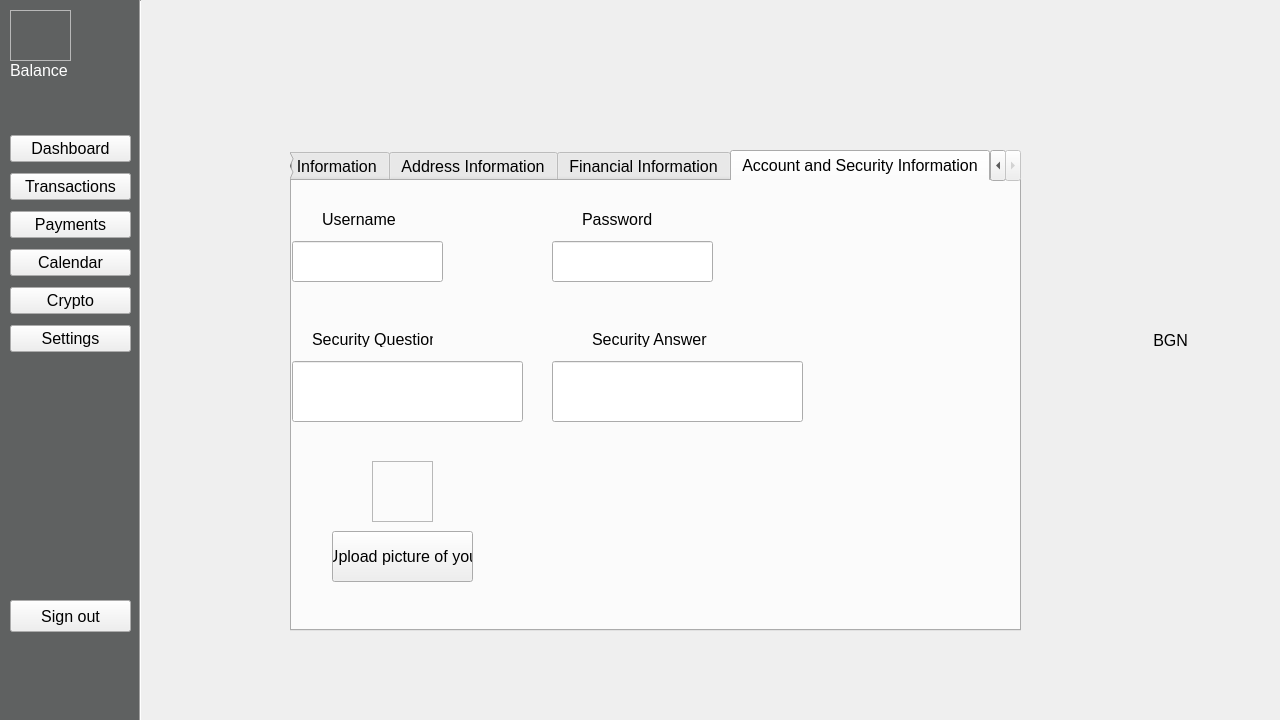
Before: the Qt Designer form forms/mainwindow.ui in IVAndreev21/YRT, drawn with Qt 5.
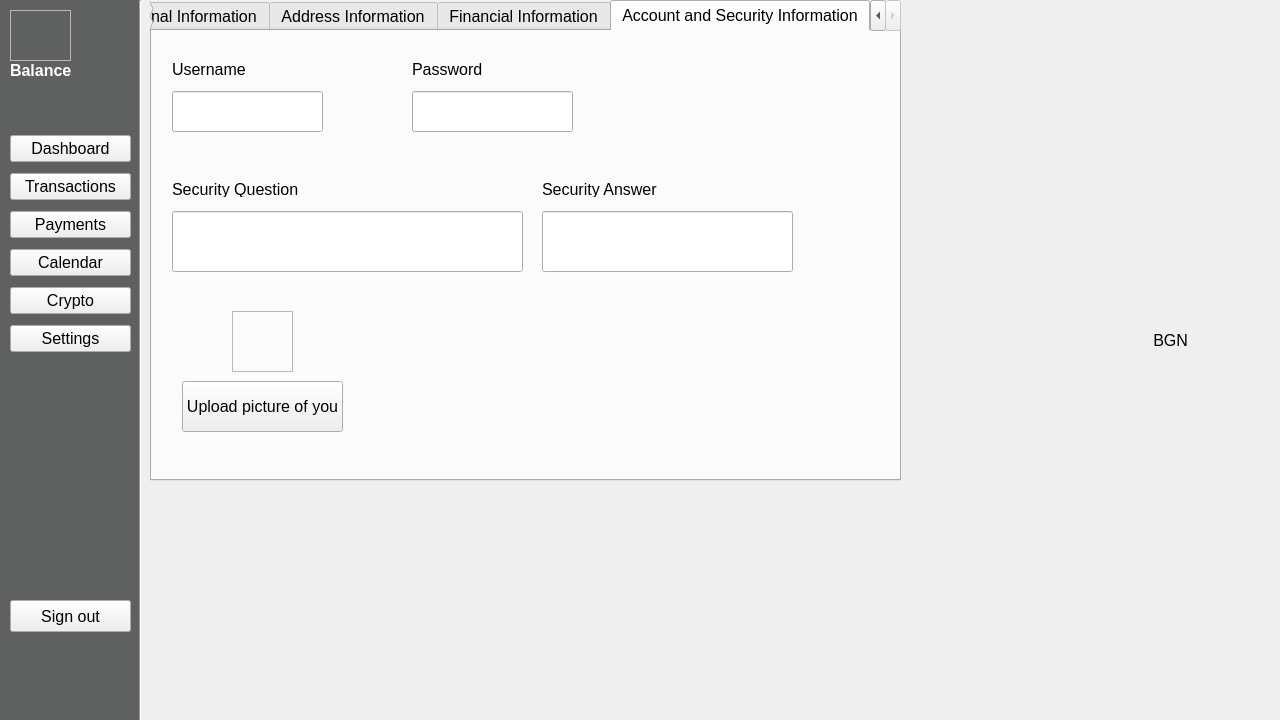
After: the same form once the commit is applied. The open tabs and pages were chosen to show the change. Icons and pictures are not drawn.

```diff
--- a/forms/mainwindow.ui
+++ b/forms/mainwindow.ui
@@ -137,7 +137,7 @@
      <family>Arial</family>
      <pointsize>12</pointsize>
      <italic>false</italic>
-     <bold>false</bold>
+     <bold>true</bold>
     </font>
    </property>
    <property name="styleSheet">
@@ -849,12 +849,15 @@
      </property>
      <property name="geometry">
       <rect>
-       <x>140</x>
-       <y>160</y>
-       <width>731</width>
+       <x>0</x>
+       <y>10</y>
+       <width>751</width>
        <height>481</height>
       </rect>
      </property>
+     <property name="styleSheet">
+      <string notr="true"/>
+     </property>
      <property name="currentIndex">
       <number>3</number>
      </property>
@@ -1273,7 +1276,7 @@
       <widget class="QLabel" name="Username_LA">
        <property name="geometry">
         <rect>
-         <x>30</x>
+         <x>20</x>
          <y>30</y>
          <width>121</width>
          <height>16</height>
@@ -1286,7 +1289,7 @@
       <widget class="QLineEdit" name="Username_LE">
        <property name="geometry">
         <rect>
-         <x>0</x>
+         <x>20</x>
          <y>60</y>
          <width>151</width>
          <height>41</height>
@@ -1296,7 +1299,7 @@
       <widget class="QLabel" name="Password_LA">
        <property name="geometry">
         <rect>
-         <x>290</x>
+         <x>260</x>
          <y>30</y>
          <width>121</width>
          <height>16</height>
@@ -1321,7 +1324,7 @@
         <rect>
          <x>20</x>
          <y>150</y>
-         <width>121</width>
+         <width>131</width>
          <height>16</height>
         </rect>
        </property>
@@ -1332,9 +1335,9 @@
       <widget class="QLineEdit" name="SecurityQuestion_LE">
        <property name="geometry">
         <rect>
-         <x>0</x>
+         <x>20</x>
          <y>180</y>
-         <width>231</width>
+         <width>351</width>
          <height>61</height>
         </rect>
        </property>
@@ -1342,9 +1345,9 @@
       <widget class="QLabel" name="SecurityAnswer_LA">
        <property name="geometry">
         <rect>
-         <x>300</x>
+         <x>390</x>
          <y>150</y>
-         <width>121</width>
+         <width>131</width>
          <height>16</height>
         </rect>
        </property>
@@ -1355,7 +1358,7 @@
       <widget class="QLineEdit" name="SecurityAnswer_LE">
        <property name="geometry">
         <rect>
-         <x>260</x>
+         <x>390</x>
          <y>180</y>
          <width>251</width>
          <height>61</height>
@@ -1368,9 +1371,9 @@
       <widget class="QPushButton" name="pfp_acc_PB">
        <property name="geometry">
         <rect>
-         <x>40</x>
+         <x>30</x>
          <y>350</y>
-         <width>141</width>
+         <width>161</width>
          <height>51</height>
         </rect>
        </property>
```
Left out of the diff: 54 changed lines with no effect on the pictures.
